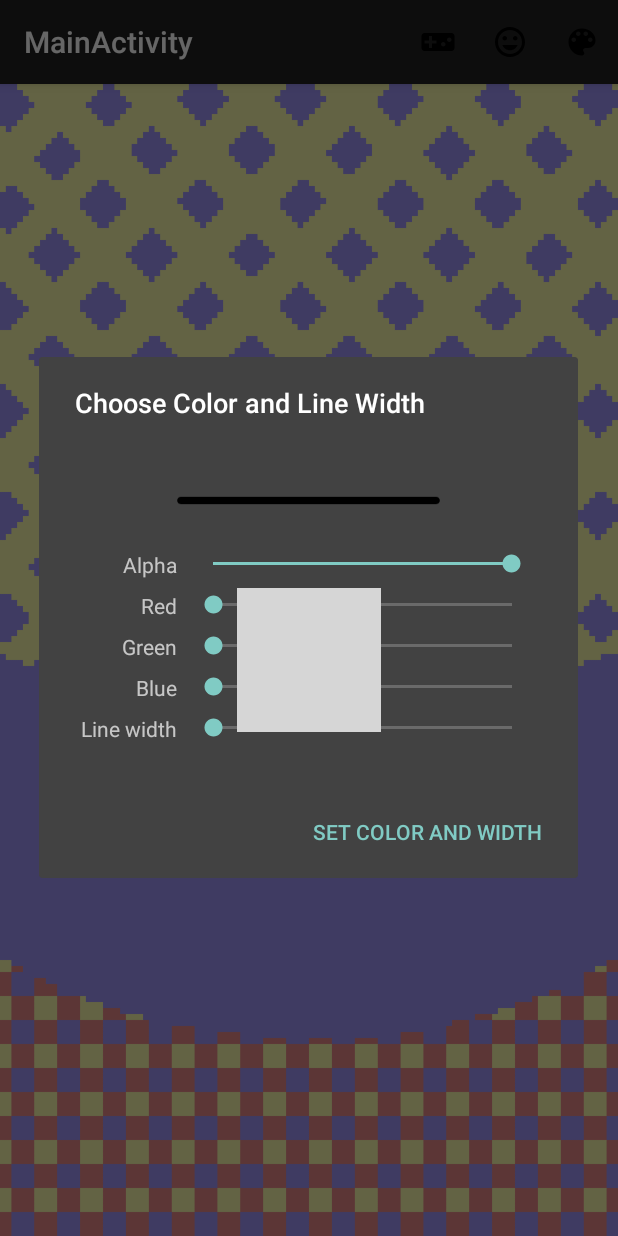
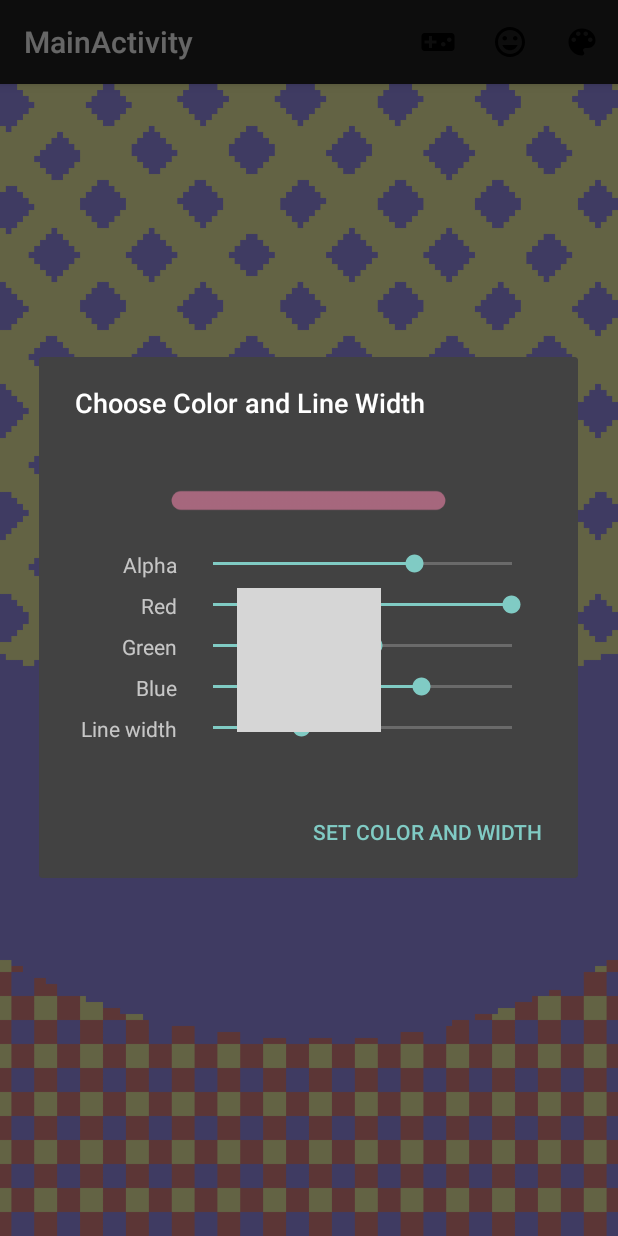
Before and after one commit to dj-pocket-cloud/Pokemon-Petting-App, an Android app: the screen it shows after launch (MainActivity), after a tap on "Change Color", on a phone screen of 412 x 824 dp. Run offline under Robolectric (Android 15) with nearby library versions, the phone set to English and light mode, and no system bars; grey boxes are pictures that could not be loaded.

Commit message:
finished colordialogfragment

```diff
--- a/app/src/main/java/rs/example/pokemonpettingapp/ColorDialogFragment.java
+++ b/app/src/main/java/rs/example/pokemonpettingapp/ColorDialogFragment.java
@@ -24,6 +24,7 @@ public class ColorDialogFragment extends DialogFragment {
     private SeekBar widthSeekBar;
     //private View colorView;
     private int color;
+    private int width;
     private ImageView previewView;
 
     // create an AlertDialog and return it
@@ -59,6 +60,7 @@ public class ColorDialogFragment extends DialogFragment {
         redSeekBar.setOnSeekBarChangeListener(colorChangedListener);
         greenSeekBar.setOnSeekBarChangeListener(colorChangedListener);
         blueSeekBar.setOnSeekBarChangeListener(colorChangedListener);
+        widthSeekBar.setOnSeekBarChangeListener(colorChangedListener);
 
         // use current drawing color to set SeekBar values
         final PetView petView = getPetViewFragment().getPetView();
@@ -67,6 +69,8 @@ public class ColorDialogFragment extends DialogFragment {
         redSeekBar.setProgress(Color.red(color));
         greenSeekBar.setProgress(Color.green(color));
         blueSeekBar.setProgress(Color.blue(color));
+        width = petView.getLineWidth();
+        widthSeekBar.setProgress(width);
 
         // add Set Color Button
         builder.setPositiveButton(R.string.button_set_color,
@@ -123,13 +127,14 @@ public class ColorDialogFragment extends DialogFragment {
                         color = Color.argb(alphaSeekBar.getProgress(),
                                 redSeekBar.getProgress(), greenSeekBar.getProgress(),
                                 blueSeekBar.getProgress());
+                        width = widthSeekBar.getProgress();
 
                     }
                     //colorView.setBackgroundColor(color);
                     Paint p = new Paint();
                     p.setColor(color);
                     p.setStrokeCap(Paint.Cap.ROUND);
-                    p.setStrokeWidth(10);
+                    p.setStrokeWidth(width);
 
                     // erase the bitmap and redraw the line
                     bitmap.eraseColor(
--- a/app/src/main/java/rs/example/pokemonpettingapp/PetView.java
+++ b/app/src/main/java/rs/example/pokemonpettingapp/PetView.java
@@ -18,6 +18,7 @@ import android.widget.Toast;
 
 import java.util.HashMap;
 import java.util.Map;
+import java.util.concurrent.TimeUnit;
 
 public class PetView extends View {
     // used to determine whether user moved a finger enough to draw again
@@ -40,9 +41,9 @@ public class PetView extends View {
         // set the initial display settings for the painted line
         paintLine = new Paint();
         paintLine.setAntiAlias(true); // smooth edges of drawn line
-        paintLine.setColor(Color.BLACK); // default color is black
+        paintLine.setColor(Color.argb(135,255, 137, 178)); // default color is black
         paintLine.setStyle(Paint.Style.STROKE); // solid line
-        paintLine.setStrokeWidth(5); // set the default line width
+        paintLine.setStrokeWidth(25); // set the default line width
         paintLine.setStrokeCap(Paint.Cap.ROUND); // rounded line ends
     }
 
@@ -115,6 +116,7 @@ public class PetView extends View {
         else {
             touchMoved(event);
         }
+        //System.out.print("hi");
 
         invalidate(); // redraw
         return true;
@@ -146,6 +148,8 @@ public class PetView extends View {
 
     // called when the user drags along the screen
     private void touchMoved(MotionEvent event) {
+
+
         // for each of the pointers in the given MotionEvent
         for (int i = 0; i < event.getPointerCount(); i++) {
             // get the pointer ID and pointer index
@@ -176,6 +180,18 @@ public class PetView extends View {
                     // store the new coordinates
                     point.x = (int) newX;
                     point.y = (int) newY;
+
+                    /*try {
+                        TimeUnit.MILLISECONDS.sleep(500);
+                    } catch (InterruptedException e) {
+                        e.printStackTrace();
+                    }*/
+
+                    //System.out.print(pathMap.size());
+                    if(pathMap.size()>10){
+                        pathMap.remove(0);
+                    }
+                    //point.negate();
                 }
             }
         }
--- a/app/src/main/res/layout/fragment_color.xml
+++ b/app/src/main/res/layout/fragment_color.xml
@@ -47,7 +47,7 @@
         android:layout_row="1"
         android:layout_column="1"
         android:layout_gravity="fill_horizontal"
-        android:max="255" />
+        android:max="200" />
 
     <TextView
         android:id="@+id/redTextView"
@@ -119,6 +119,6 @@
         android:layout_row="5"
         android:layout_column="1"
         android:layout_gravity="fill_horizontal"
-        android:max="255" />
+        android:max="85" />
 
 </GridLayout>
```
